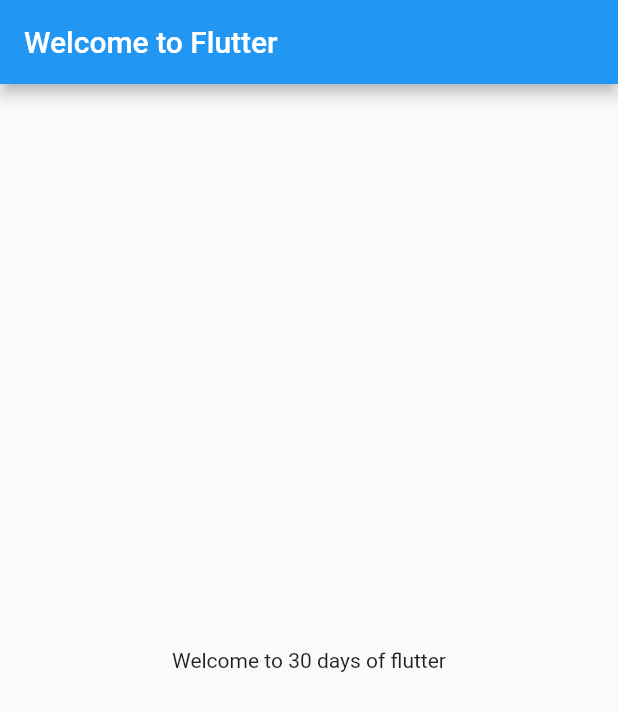
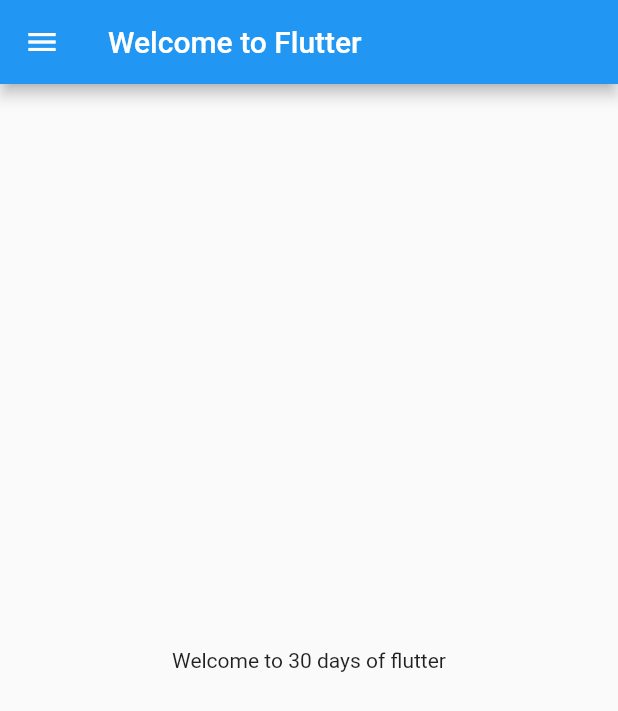
Before and after one commit to dhanika08/flutter_app, a Flutter app: the screen it shows after launch, on a phone screen of 412 x 824 dp. Shown: the top 711 px of the screen. Run offline on Flutter 3.47's test engine with Material 2 defaults, Android fonts, the phone set to English and light mode, and no system bars.

Commit message:
Day 2 done

```diff
--- /dev/null
+++ b/lib/home_page.dart
@@ -0,0 +1,16 @@
+import 'package:flutter/material.dart';
+
+class HomePage extends StatelessWidget {
+  @override
+  Widget build(BuildContext context) {
+    return Scaffold(
+      appBar: AppBar(
+        title: Text('Welcome to Flutter'),
+      ),
+      body: Center(
+        child: Text('Welcome to 30 days of flutter'),
+      ),
+      drawer: Drawer(),
+    );
+  }
+}
--- a/lib/main.dart
+++ b/lib/main.dart
@@ -1,4 +1,5 @@
 import 'package:flutter/material.dart';
+import 'package:mtech_viral_till_friday/home_page.dart';
 
 void main() {
   runApp(MyApp());
@@ -8,14 +9,7 @@
   @override
   Widget build(BuildContext context) {
     return MaterialApp(
-      home: Scaffold(
-        appBar: AppBar(
-          title: Text('Welcome to Flutter'),
-        ),
-        body: Center(
-          child: Text('Welcome to 30 days of flutter'),
-        ),
-      ),
+      home: HomePage(),
     );
   }
 }
```
